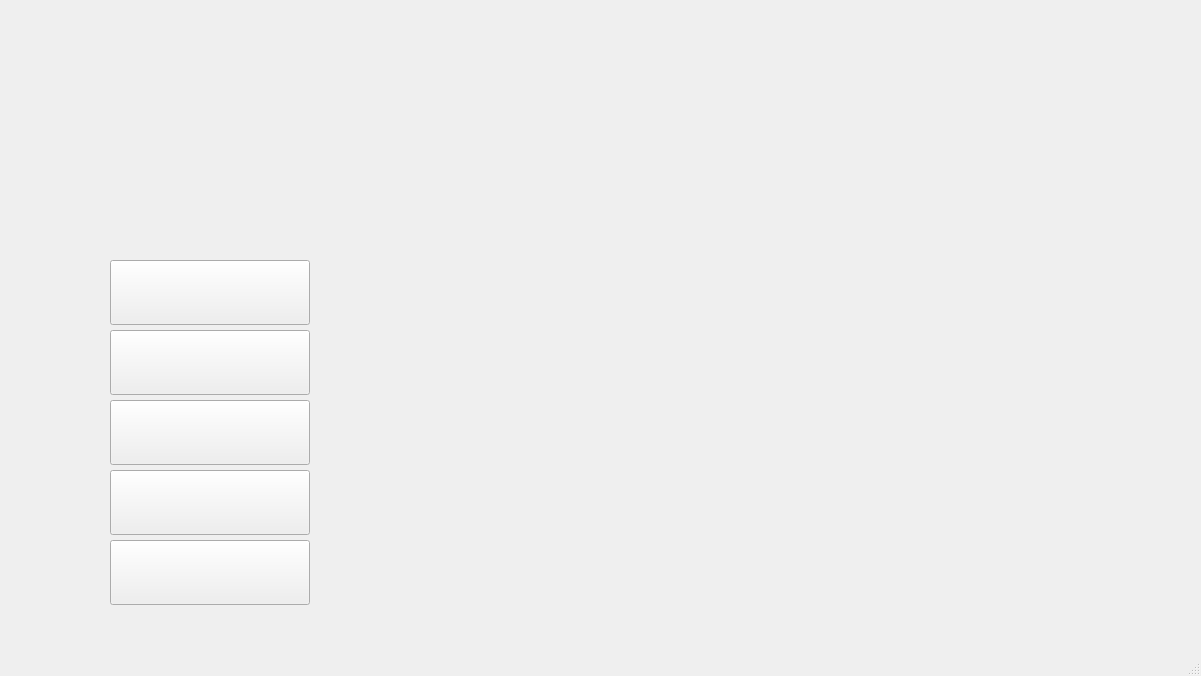
Before: the Qt Designer form mainwindow.ui in Hengyu10003/The-Eighth, drawn with Qt 5.
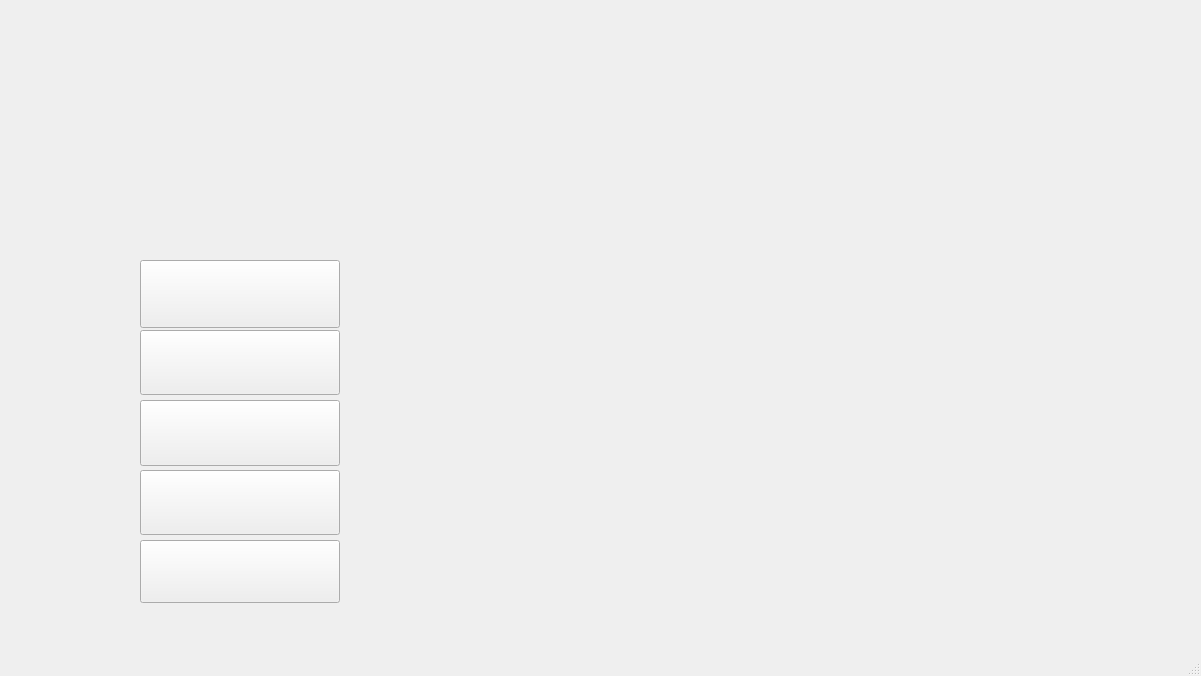
After: the same form once the commit is applied. Icons and pictures are not drawn.

Patch:
```diff
--- a/mainwindow.ui
+++ b/mainwindow.ui
@@ -23,16 +23,16 @@
    <widget class="QPushButton" name="inputNameBtn">
     <property name="geometry">
      <rect>
-      <x>110</x>
+      <x>140</x>
       <y>260</y>
       <width>200</width>
-      <height>65</height>
+      <height>68</height>
      </rect>
     </property>
     <property name="minimumSize">
      <size>
       <width>200</width>
-      <height>65</height>
+      <height>63</height>
      </size>
     </property>
     <property name="styleSheet">
@@ -45,7 +45,7 @@
    <widget class="QPushButton" name="startGameBtn">
     <property name="geometry">
      <rect>
-      <x>110</x>
+      <x>140</x>
       <y>330</y>
       <width>200</width>
       <height>65</height>
@@ -54,7 +54,7 @@
     <property name="minimumSize">
      <size>
       <width>200</width>
-      <height>65</height>
+      <height>63</height>
      </size>
     </property>
     <property name="styleSheet">
@@ -67,16 +67,16 @@
    <widget class="QPushButton" name="backgroundBtn">
     <property name="geometry">
      <rect>
-      <x>110</x>
+      <x>140</x>
       <y>400</y>
       <width>200</width>
-      <height>65</height>
+      <height>66</height>
      </rect>
     </property>
     <property name="minimumSize">
      <size>
       <width>200</width>
-      <height>65</height>
+      <height>63</height>
      </size>
     </property>
     <property name="styleSheet">
@@ -89,7 +89,7 @@
    <widget class="QPushButton" name="leaderboardBtn">
     <property name="geometry">
      <rect>
-      <x>110</x>
+      <x>140</x>
       <y>470</y>
       <width>200</width>
       <height>65</height>
@@ -98,7 +98,7 @@
     <property name="minimumSize">
      <size>
       <width>200</width>
-      <height>65</height>
+      <height>63</height>
      </size>
     </property>
     <property name="styleSheet">
@@ -111,16 +111,16 @@
    <widget class="QPushButton" name="exitBtn">
     <property name="geometry">
      <rect>
-      <x>110</x>
+      <x>140</x>
       <y>540</y>
       <width>200</width>
-      <height>65</height>
+      <height>63</height>
      </rect>
     </property>
     <property name="minimumSize">
      <size>
       <width>200</width>
-      <height>65</height>
+      <height>63</height>
      </size>
     </property>
     <property name="styleSheet">
```
